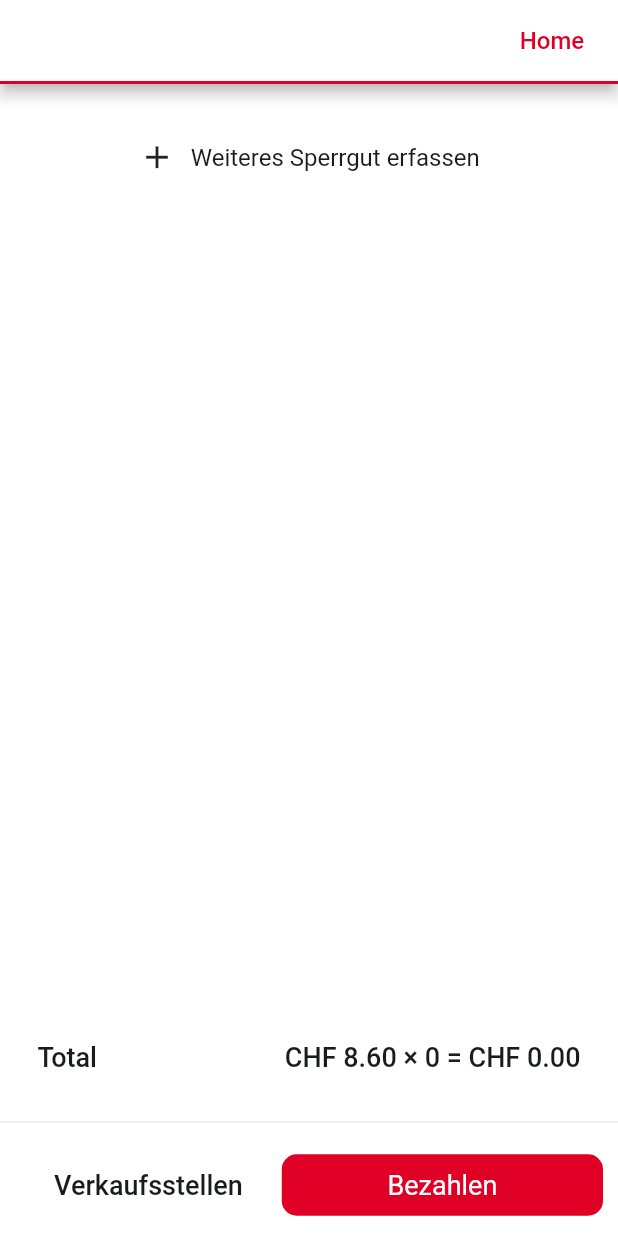
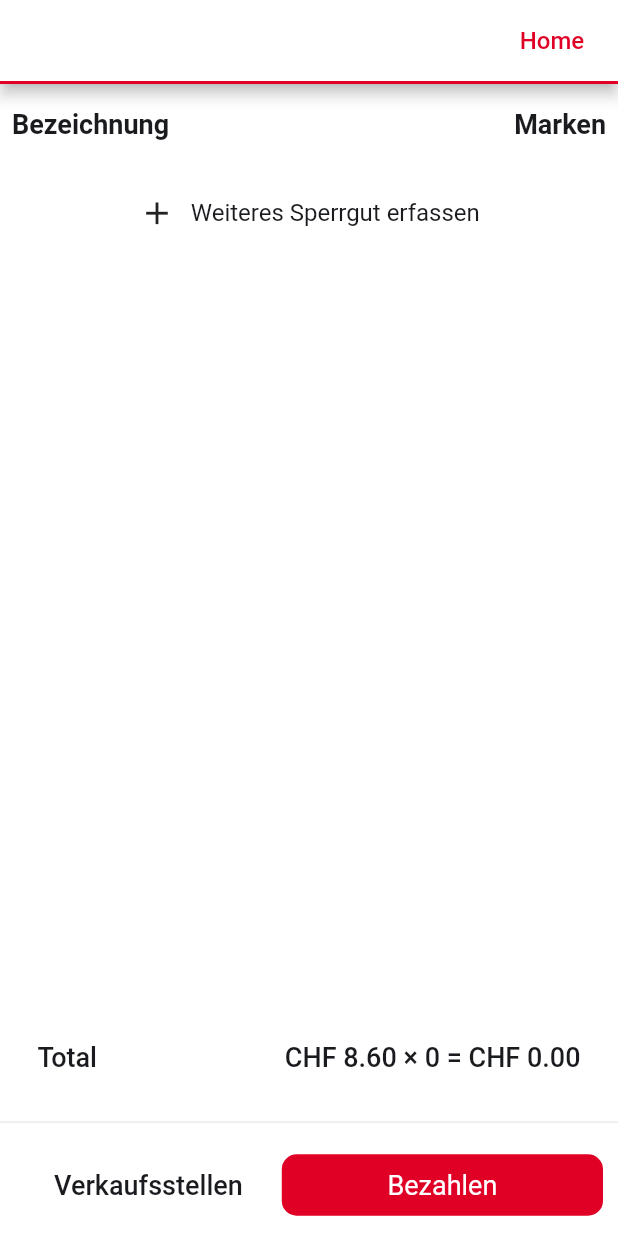
Before and after one commit to silasETH/StartHack23, a Flutter app: the CartView screen opened by its route, on a phone screen of 412 x 824 dp. Run offline on Flutter 3.47's test engine with Material 2 defaults, Android fonts, the phone set to English and light mode, and no system bars; our stand-ins replace open_filex, pdf, stacked, stacked_services, stacked_shared.

Commit message:
added headers in cart view

```diff
--- a/sperrgut_stgallen/lib/ui/views/cart/cart_view.dart
+++ b/sperrgut_stgallen/lib/ui/views/cart/cart_view.dart
@@ -23,6 +23,26 @@ class CartView extends StackedView<CartViewModel> {
       ),
       body: Column(
         children: [
+          Row(
+            mainAxisAlignment: MainAxisAlignment.spaceBetween,
+            children: [
+              Padding(
+                padding: const EdgeInsets.fromLTRB(8.0, 16, 0, 0),
+                child: Text(
+                  "Bezeichnung",
+                  style: Theme.of(context).textTheme.titleMedium,
+                ),
+              ),
+              Padding(
+                padding: const EdgeInsets.fromLTRB(0, 16, 8, 0),
+                child: Text(
+                  "Marken",
+                  style: Theme.of(context).textTheme.titleMedium,
+                  textAlign: TextAlign.end,
+                ),
+              ),
+            ],
+          ),
           Expanded(
             child: CartItems(
               cartItemTexts: viewModel.cartItemTexts,
```
